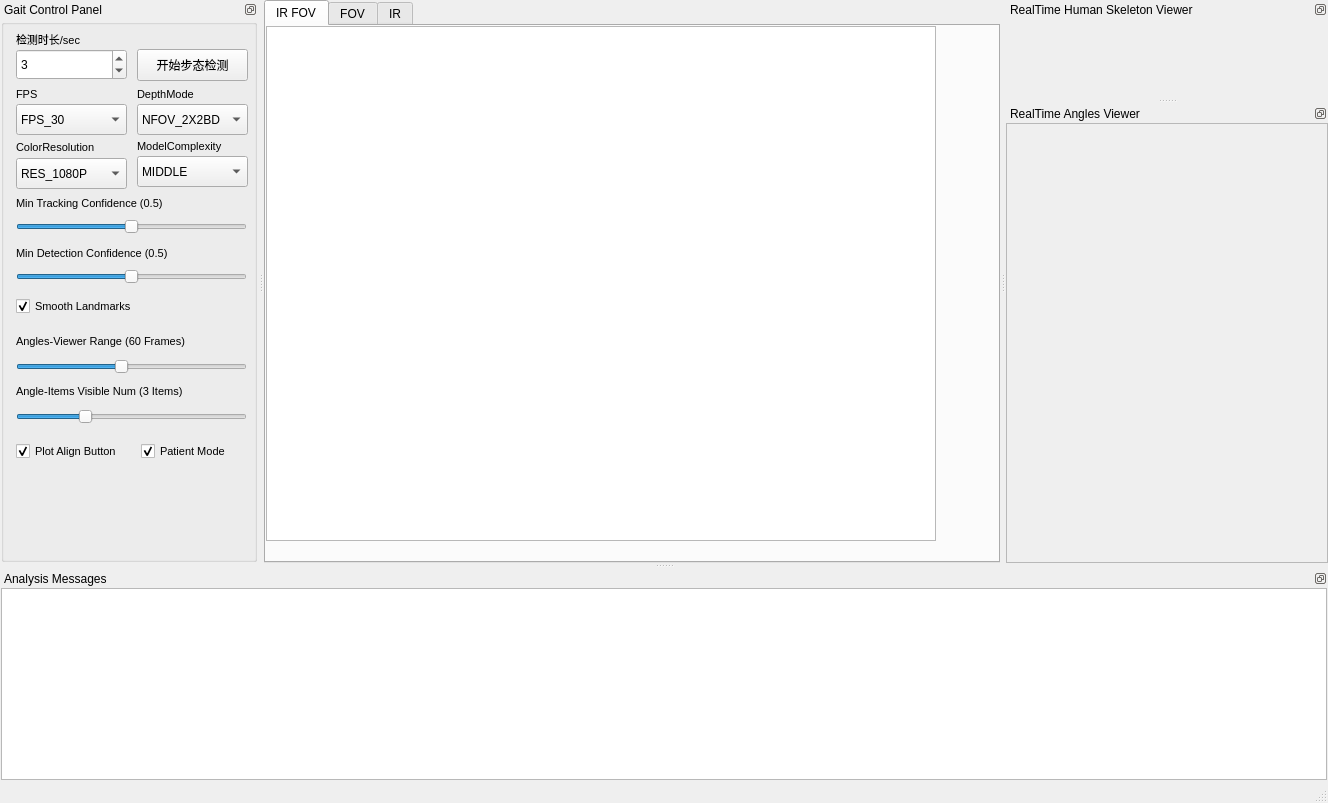
Before: the Qt Designer form MainWindow.ui in spianmo/GaitStudio, drawn with Qt 5.
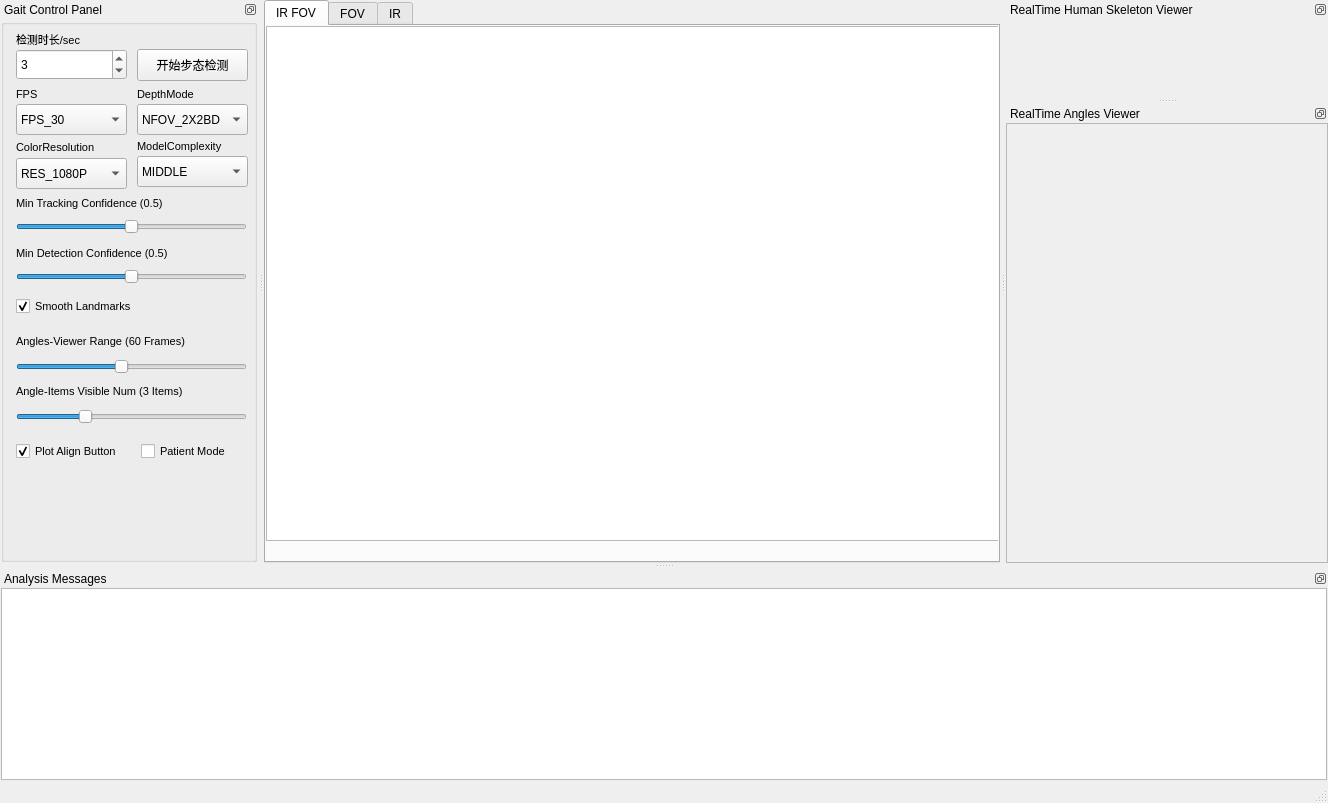
After: the same form once the commit is applied. Custom widgets are drawn as their Qt base class.

Commit message: feat: 按钮控制QTGraph Align功能，预布局患者模式

```diff
--- a/MainWindow.ui
+++ b/MainWindow.ui
@@ -56,7 +56,7 @@
          <rect>
           <x>0</x>
           <y>0</y>
-          <width>670</width>
+          <width>741</width>
           <height>515</height>
          </rect>
         </property>
@@ -664,7 +664,7 @@
          <string>Patient Mode</string>
         </property>
         <property name="checked">
-         <bool>true</bool>
+         <bool>false</bool>
         </property>
         <property name="tristate">
          <bool>false</bool>
```
Left out of the diff: 2 changed lines with no effect on the pictures. The commit also changes 2 other files.
